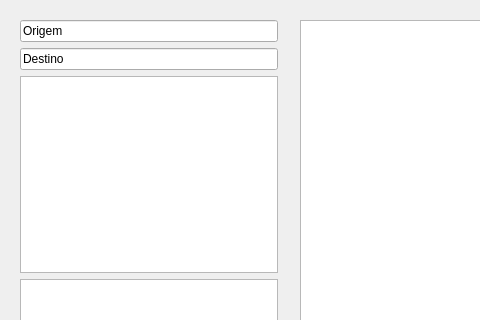
First picture: the form in aed2/final/mainwindow.ui, repository gkbrum/aed, before the edit; both pictures show x 0 to 480 and y 0 to 320 of the 800 by 600 pixel window.
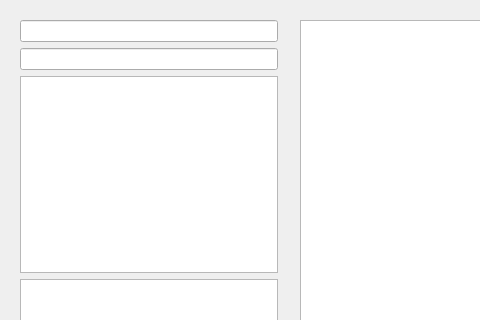
Second picture: the form after the edit.

Patch:
```diff
--- a/aed2/final/mainwindow.ui
+++ b/aed2/final/mainwindow.ui
@@ -40,14 +40,14 @@
         <bool>true</bool>
        </property>
        <property name="text">
-        <string>Origem</string>
+        <string/>
        </property>
       </widget>
      </item>
      <item>
       <widget class="QLineEdit" name="txtDestino">
        <property name="text">
-        <string>Destino</string>
+        <string/>
        </property>
       </widget>
      </item>
```
